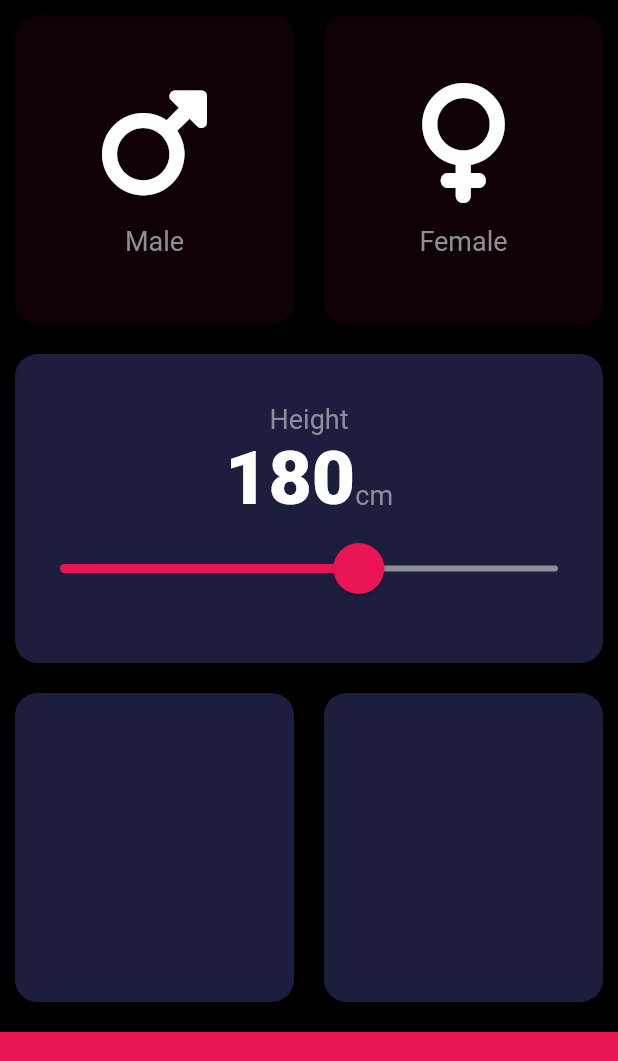
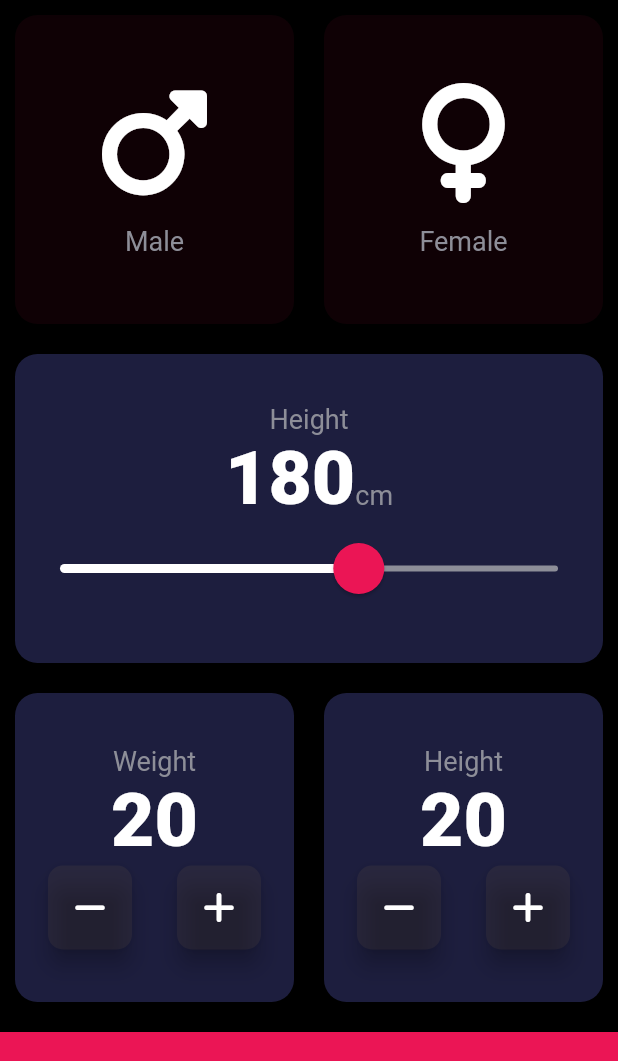
Before and after one commit to rohandocx/BMI_UI_app, a Flutter app: the screen it shows after launch, on a phone screen of 412 x 824 dp, the part 84-1145 px from its top. Run offline on Flutter 3.47's test engine with Material 2 defaults, Android fonts, the phone set to English and light mode, and no system bars; our stand-ins replace font_awesome_flutter.

Commit message:
New section  Commit

```diff
--- a/lib/input_page.dart
+++ b/lib/input_page.dart
@@ -1,5 +1,6 @@
 import 'dart:io';
 
+import 'package:bmi_calculator/input_page.dart';
 import 'package:flutter/material.dart';
 import 'package:font_awesome_flutter/font_awesome_flutter.dart';
 import 'containerIcon.dart';
@@ -7,7 +8,9 @@ import 'reusable.dart';
 import 'Constants.dart';
 
 enum Gender { male, female }
+
 int height = 180;
+int weight = 20;
 
 class InputPage extends StatefulWidget {
   @override
@@ -50,7 +53,7 @@ class _InputPageState extends State<InputPage> {
                         : inactivecardcolor,
                     cardchildcontainer: containerIcon(
                         icon: FontAwesomeIcons.venus, label: 'Female'),
-                      onpress:  (){
+                    onpress: () {
                       setState(() {
                         selectedGender = Gender.female;
                       });
@@ -60,22 +63,28 @@ class _InputPageState extends State<InputPage> {
               ],
             )),
             Expanded(
-              child: Reusable(colour: Color(0xFF1D1E3E),
+              child: Reusable(
+                colour: Color(0xFF1D1E3E),
                 cardchildcontainer: Column(
                   mainAxisAlignment: MainAxisAlignment.center,
                   children: <Widget>[
-                  Text('Height',
+                    Text(
+                      'Height',
                       style: labelstyle,
                     ),
                     Row(
                       mainAxisAlignment: MainAxisAlignment.center,
                       crossAxisAlignment: CrossAxisAlignment.baseline,
-                    textBaseline:  TextBaseline.alphabetic,
+                      textBaseline: TextBaseline.alphabetic,
                       children: <Widget>[
-                      Text(height.toString(),
+                        Text(
+                          height.toString(),
                           style: Boldtext,
                         ),
-                      Text('cm', style: labelstyle,),
+                        Text(
+                          'cm',
+                          style: labelstyle,
+                        ),
                       ],
                     ),
                     SliderTheme(
@@ -83,21 +92,23 @@ class _InputPageState extends State<InputPage> {
                         activeTrackColor: Colors.white,
                         thumbColor: Color(0xFFEB1555),
                         overlayColor: Color(0x29EB1555),
-                        thumbShape: RoundSliderThumbShape(enabledThumbRadius: 17.0),
-                        overlayShape: RoundSliderOverlayShape(overlayRadius: 30.0)
+                        thumbShape:
+                            RoundSliderThumbShape(enabledThumbRadius: 17.0),
+                        overlayShape:
+                            RoundSliderOverlayShape(overlayRadius: 30.0),
                       ),
-                      child:
-                  Slider(value: height.toDouble(),
+                      child: Slider(
+                        value: height.toDouble(),
                         min: 120.0,
-                      max:  220.0,
-                      activeColor: Color(0xFFEB1555),
-                      inactiveColor:  Color(0xFF8D8E98),
+                        max: 220.0,
+                        inactiveColor: Color(0xFF8D8E98),
                         onChanged: (double newValue) {
                           setState(() {
                             height = newValue.round();
                           });
                         },
-                  ),)
+                      ),
+                    )
                   ],
                 ),
               ),
@@ -108,15 +119,53 @@ class _InputPageState extends State<InputPage> {
                 Expanded(
                   child: Reusable(
                     colour: Color(0xFF1D1E3E),
+                    cardchildcontainer: Column(
+                      mainAxisAlignment: MainAxisAlignment.center,
+                      children: <Widget>[
+                        Text(
+                          'Weight',
+                          style: labelstyle,
+                        ),
+                        Text(weight.toString(), style: Boldtext),
+                        Row(
+                          mainAxisAlignment: MainAxisAlignment.center,
+                          children: <Widget>[
+                           RoundedButton(icon: FontAwesomeIcons.minus),
+                            SizedBox(width: 30.0),
+                            RoundedButton(icon: FontAwesomeIcons.plus),
+                          ],
+                        ),
+                      ],
+                    ),
                   ),
                 ),
                 Expanded(
-                  child: Reusable(colour: Color(0xFF1D1E3E)),
+                  child: Reusable(
+                    colour: Color(0xFF1D1E3E),
+                    cardchildcontainer: Column(
+                      mainAxisAlignment: MainAxisAlignment.center,
+                      children: <Widget>[
+                        Text(
+                          'Height',
+                          style: labelstyle,
+                        ),
+                        Text(weight.toString(), style: Boldtext),
+                        Row(
+                          mainAxisAlignment: MainAxisAlignment.center,
+                          children: <Widget>[
+                            RoundedButton(icon: FontAwesomeIcons.minus),
+                            SizedBox(width: 30.0),
+                            RoundedButton(icon: FontAwesomeIcons.plus),
+                          ],
+                        ),
+                      ],
+                    ),
+                  ),
                 ),
               ],
             )),
             Container(
-              color:bottomcolorcontainer,
+              color: bottomcolorcontainer,
               height: bottomcontainerheight,
               width: double.infinity,
               margin: EdgeInsets.only(top: 10.0),
@@ -125,3 +174,24 @@ class _InputPageState extends State<InputPage> {
         ));
   }
 }
+
+
+class RoundedButton extends StatelessWidget {
+   RoundedButton({this.icon});
+
+   final IconData icon;
+  @override
+  Widget build(BuildContext context) {
+    return RawMaterialButton(
+      child: Icon(icon),
+         elevation: 6.0,
+         onPressed: (){},
+      constraints: BoxConstraints.tightFor(
+        height: 56.0,
+        width:56.0,
+      ),
+      shape: RoundedRectangleBorder(borderRadius: BorderRadius.circular(10.0)),
+      fillColor: Color(0xFF4C45E),
+    );
+  }
+}
```
Lines whose indentation alone changed are shown as unchanged.
